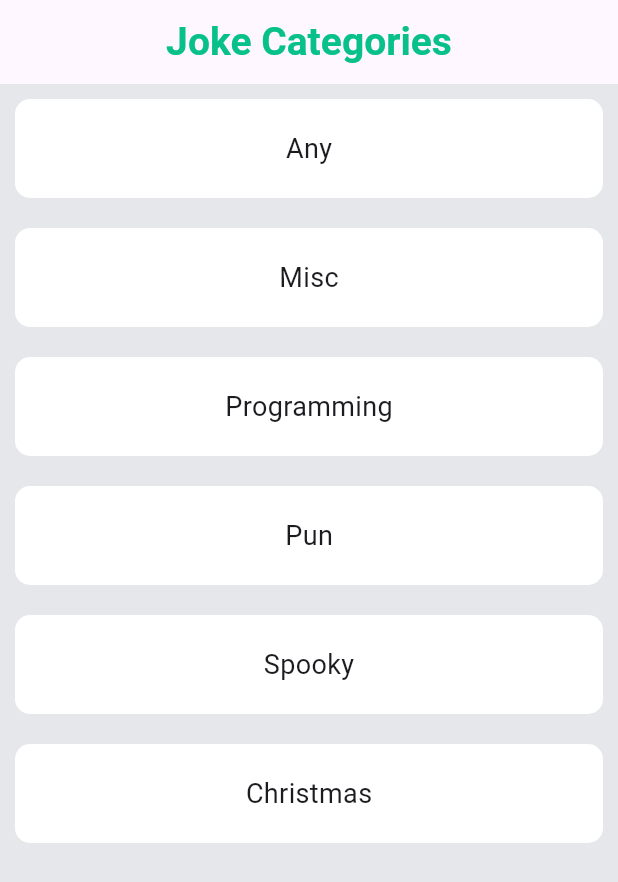
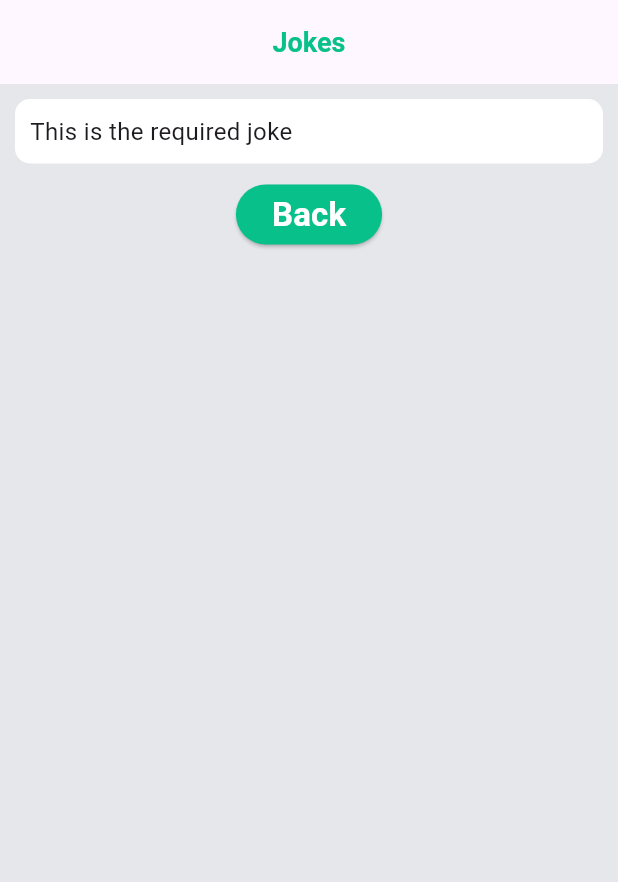
Before and after one commit to SourishBiswas23/eighty7-financial-planners-assignment, a Flutter app: the screen it shows after launch, on a phone screen of 412 x 824 dp. Shown: the top 882 px of the screen. Run offline on Flutter 3.47's test engine with Material 3 defaults, Android fonts, the light colour scheme and no system bars; our stand-ins replace lottie.

Commit message:
Added the joke screen and loading screen and updated the routes.dart

```diff
--- a/lib/main.dart
+++ b/lib/main.dart
@@ -1,6 +1,5 @@
 import 'package:eighty_seven_financial_planners_assignment/routes.dart';
-import 'package:eighty_seven_financial_planners_assignment/views/home_page.dart';
-import 'package:eighty_seven_financial_planners_assignment/views/splash_screen.dart';
+import 'package:eighty_seven_financial_planners_assignment/views/joke_screen.dart';
 import 'package:flutter/material.dart';
 
 void main(List<String> args) {
@@ -14,7 +13,7 @@ class MyApp extends StatelessWidget {
   Widget build(BuildContext context) {
     return MaterialApp(
       title: 'Eighy7 financial planners assignment',
-      home: const HomePage(),
+      home: const JokeScreen(),
       onGenerateRoute: AppNavigator.onGenerateRoute,
       scaffoldMessengerKey: AppNavigator.scaffoldMessengerKey,
       navigatorKey: AppNavigator.navigatorKey,
--- a/lib/routes.dart
+++ b/lib/routes.dart
@@ -1,20 +1,26 @@
 import 'package:flutter/material.dart';
 
 import 'views/home_page.dart';
+import 'views/joke_screen.dart';
+import 'views/loading_screen.dart';
 import 'views/not_found_page.dart';
 import 'views/splash_screen.dart';
 
-enum AppRoutes { splashScreen, homePage, notFound }
+enum AppRoutes { splashScreen, homePage, notFound, jokeScreen, loadingScreen }
 
 class _Paths {
   static const String splashScreen = '/splashScreen';
   static const String homePage = '/homePage';
   static const String notFoundPage = '/notFound';
+  static const String jokeScreen = '/jokeScreen';
+  static const String loadingScreen = '/loadingScreen';
 
   static const Map<AppRoutes, String> _pathMap = {
     AppRoutes.homePage: _Paths.homePage,
     AppRoutes.splashScreen: _Paths.splashScreen,
     AppRoutes.notFound: _Paths.notFoundPage,
+    AppRoutes.jokeScreen: _Paths.jokeScreen,
+    AppRoutes.loadingScreen: _Paths.loadingScreen,
   };
 
   static String of(AppRoutes route) => _pathMap[route] ?? notFoundPage;
@@ -37,6 +43,14 @@ class AppNavigator {
       case _Paths.notFoundPage:
         return MaterialPageRoute(
           builder: (context) => const NotFoundPage(),
+        );
+      case _Paths.jokeScreen:
+        return MaterialPageRoute(
+          builder: (context) => const JokeScreen(),
+        );
+      case _Paths.loadingScreen:
+        return MaterialPageRoute(
+          builder: (context) => const LoadingScreen(),
         );
       default:
         return MaterialPageRoute(
--- /dev/null
+++ b/lib/views/joke_screen.dart
@@ -0,0 +1,61 @@
+import 'package:flutter/material.dart';
+
+import '../theme/app_theme.dart';
+
+class JokeScreen extends StatelessWidget {
+  const JokeScreen({super.key});
+
+  @override
+  Widget build(BuildContext context) {
+    return Scaffold(
+      appBar: AppBar(
+        title: const Text(
+          'Jokes',
+          style: TextStyle(
+            fontWeight: FontWeight.bold,
+            color: AppTheme.primaryColor,
+            fontSize: AppTheme.bodyBig,
+          ),
+        ),
+        centerTitle: true,
+      ),
+      backgroundColor: AppTheme.backgroundColor,
+      body: SingleChildScrollView(
+        child: Padding(
+          padding: const EdgeInsets.all(10),
+          child: Column(
+            children: [
+              Container(
+                width: double.infinity,
+                padding: const EdgeInsets.all(10),
+                decoration: BoxDecoration(
+                  borderRadius: BorderRadius.circular(10),
+                  color: Colors.white,
+                ),
+                child: const Text(
+                  'This is the required joke',
+                  style: TextStyle(fontSize: AppTheme.bodySmall),
+                ),
+              ),
+              const SizedBox(height: 10),
+              ElevatedButton(
+                onPressed: () {},
+                style: ElevatedButton.styleFrom(
+                  backgroundColor: AppTheme.primaryColor,
+                ),
+                child: const Text(
+                  'Back',
+                  style: TextStyle(
+                    color: Colors.white,
+                    fontSize: AppTheme.headingSmall,
+                    fontWeight: FontWeight.bold,
+                  ),
+                ),
+              )
+            ],
+          ),
+        ),
+      ),
+    );
+  }
+}
--- /dev/null
+++ b/lib/views/loading_screen.dart
@@ -0,0 +1,18 @@
+import 'package:flutter/material.dart';
+
+import '../theme/app_theme.dart';
+
+class LoadingScreen extends StatelessWidget {
+  const LoadingScreen({super.key});
+
+  @override
+  Widget build(BuildContext context) {
+    return const Scaffold(
+      body: Center(
+        child: CircularProgressIndicator(
+          color: AppTheme.primaryColor,
+        ),
+      ),
+    );
+  }
+}
```
